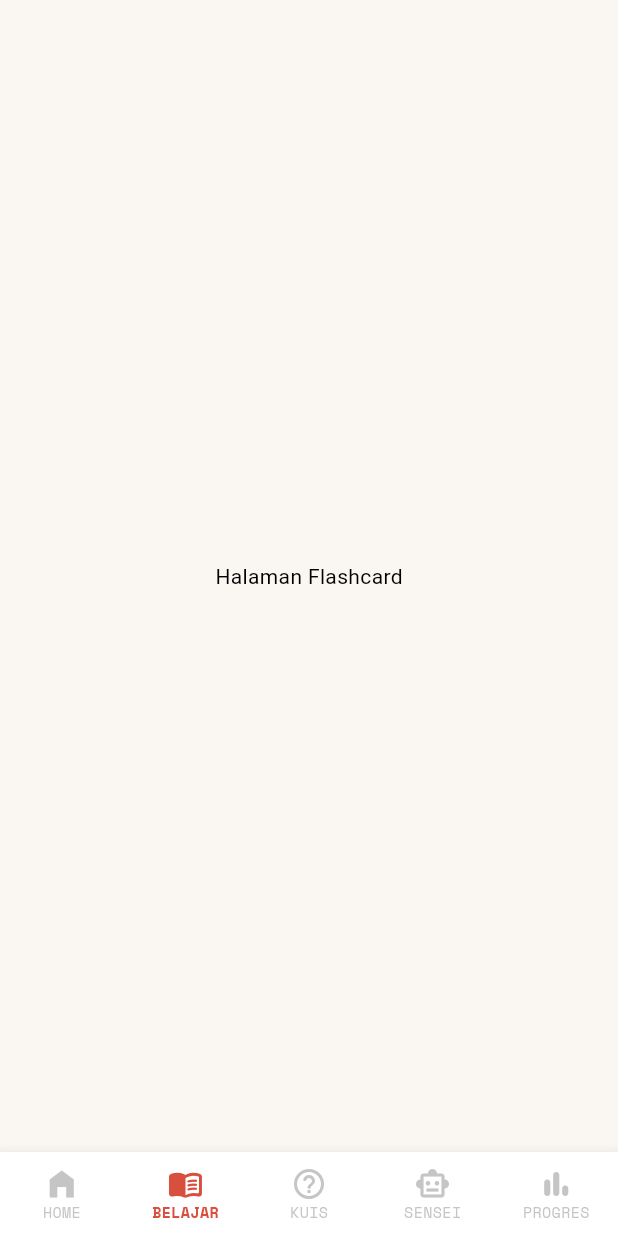
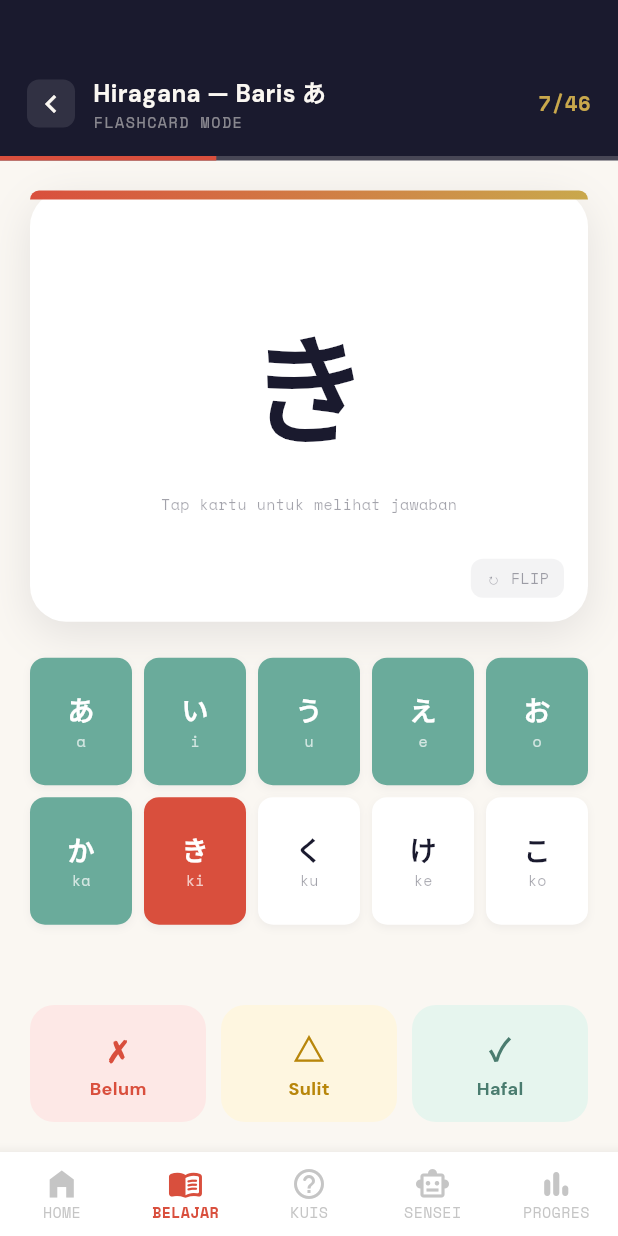
Before and after one commit to arell74/tanoshii-app, a Flutter app: the MainNavigation screen opened directly, item 2 of the bottom bar chosen, on a phone screen of 412 x 824 dp. Run offline on Flutter 3.47's test engine with Material 3 defaults, Android fonts, the phone set to English and light mode, and no system bars; our stand-ins replace google_fonts.

Commit message:
feat: add flashcard screen

```diff
--- /dev/null
+++ b/lib/screens/flashcard/flashcard_screen.dart
@@ -0,0 +1,338 @@
+import 'package:flutter/material.dart';
+import 'package:google_fonts/google_fonts.dart';
+import 'dart:math' as math;
+
+class FlashcardScreen extends StatelessWidget {
+  final VoidCallback? onBack;
+
+  const FlashcardScreen({Key? key, this.onBack}) : super(key: key);
+
+  @override
+  Widget build(BuildContext context) {
+    const Color ink = Color(0xFF1A1A2E);
+    const Color vermillion = Color(0xFFD94F3D);
+    const Color gold = Color(0xFFC9A84C);
+    const Color paper = Color(0xFFFAF7F2);
+    const Color sageLight = Color(0xFF6AAB9B);
+
+    return Scaffold(
+      backgroundColor: paper,
+      body: Column(
+        children: [
+          // ── HEADER SECTION ──
+          Container(
+            color: ink,
+            padding: const EdgeInsets.fromLTRB(18, 50, 18, 16),
+            child: Row(
+              children: [
+                // Tombol Back
+                InkWell(
+                  onTap: onBack,
+                  child: Container(
+                    width: 32,
+                    height: 32,
+                    decoration: BoxDecoration(
+                      color: Colors.white.withOpacity(0.1),
+                      borderRadius: BorderRadius.circular(8),
+                    ),
+                    alignment: Alignment.center,
+                    child: const Icon(Icons.chevron_left, color: paper),
+                  ),
+                ),
+                const SizedBox(width: 12),
+                Expanded(
+                  child: Column(
+                    crossAxisAlignment: CrossAxisAlignment.start,
+                    children: [
+                      Text('Hiragana — Baris あ', style: GoogleFonts.dmSans(color: paper, fontSize: 16, fontWeight: FontWeight.bold)),
+                      Text('FLASHCARD MODE', style: GoogleFonts.spaceMono(color: paper.withOpacity(0.5), fontSize: 10, letterSpacing: 1)),
+                    ],
+                  ),
+                ),
+                Text('7/46', style: GoogleFonts.spaceMono(color: gold, fontSize: 14, fontWeight: FontWeight.bold)),
+              ],
+            ),
+          ),
+          // Progress Bar Header
+          LinearProgressIndicator(
+            value: 0.35,
+            backgroundColor: ink.withOpacity(0.8),
+            valueColor: const AlwaysStoppedAnimation<Color>(vermillion),
+            minHeight: 3,
+          ),
+
+          // ── BODY SECTION ──
+          Expanded(
+            child: Padding(
+              padding: const EdgeInsets.all(20),
+              child: Column(
+                children: [
+                  // 1. FLASHCARD DENGAN ANIMASI FLIP
+                  const Expanded(
+                    flex: 4,
+                    child: FlipCardWidget(
+                      frontChar: 'き',
+                      backRomaji: 'ki',
+                    ),
+                  ),
+                  const SizedBox(height: 24),
+
+                  // 2. KANA GRID (Menampilkan status hafalan)
+                  Expanded(
+                    flex: 3,
+                    child: _buildKanaGrid(ink, vermillion, sageLight),
+                  ),
+                  const SizedBox(height: 16),
+
+                  // 3. ACTION BUTTONS
+                  Row(
+                    children: [
+                      Expanded(child: _buildActionButton('✗', 'Belum', const Color(0xFFFDE8E6), vermillion)),
+                      const SizedBox(width: 10),
+                      Expanded(child: _buildActionButton('△', 'Sulit', const Color(0xFFFEF6E0), const Color(0xFFB8860B))),
+                      const SizedBox(width: 10),
+                      Expanded(child: _buildActionButton('✓', 'Hafal', const Color(0xFFE6F5EE), const Color(0xFF4A7C6F))),
+                    ],
+                  )
+                ],
+              ),
+            ),
+          ),
+        ],
+      ),
+    );
+  }
+
+  // Widget Helper: Kana Grid
+  Widget _buildKanaGrid(Color ink, Color vermillion, Color sageLight) {
+    // Data dummy
+    final List<Map<String, dynamic>> kanaList = [
+      {'k': 'あ', 'r': 'a', 'status': 'done'},
+      {'k': 'い', 'r': 'i', 'status': 'done'},
+      {'k': 'う', 'r': 'u', 'status': 'done'},
+      {'k': 'え', 'r': 'e', 'status': 'done'},
+      {'k': 'お', 'r': 'o', 'status': 'done'},
+      {'k': 'か', 'r': 'ka', 'status': 'done'},
+      {'k': 'き', 'r': 'ki', 'status': 'active'},
+      {'k': 'く', 'r': 'ku', 'status': 'default'},
+      {'k': 'け', 'r': 'ke', 'status': 'default'},
+      {'k': 'こ', 'r': 'ko', 'status': 'default'},
+    ];
+
+    return GridView.builder(
+      physics: const NeverScrollableScrollPhysics(),
+      gridDelegate: const SliverGridDelegateWithFixedCrossAxisCount(
+        crossAxisCount: 5,
+        childAspectRatio: 0.8,
+        crossAxisSpacing: 8,
+        mainAxisSpacing: 8,
+      ),
+      itemCount: kanaList.length,
+      itemBuilder: (context, index) {
+        final item = kanaList[index];
+        Color bgColor = Colors.white;
+        Color textColor = ink;
+        Color romajiColor = ink.withOpacity(0.4);
+
+        if (item['status'] == 'done') {
+          bgColor = sageLight;
+          textColor = Colors.white;
+          romajiColor = Colors.white70;
+        } else if (item['status'] == 'active') {
+          bgColor = vermillion;
+          textColor = Colors.white;
+          romajiColor = Colors.white70;
+        }
+
+        return Container(
+          decoration: BoxDecoration(
+            color: bgColor,
+            borderRadius: BorderRadius.circular(10),
+            boxShadow: [
+              BoxShadow(color: ink.withOpacity(0.05), blurRadius: 4, offset: const Offset(0, 2))
+            ],
+          ),
+          child: Column(
+            mainAxisAlignment: MainAxisAlignment.center,
+            children: [
+              Text(item['k'], style: GoogleFonts.notoSerifJp(fontSize: 18, color: textColor, fontWeight: FontWeight.bold)),
+              Text(item['r'], style: GoogleFonts.spaceMono(fontSize: 10, color: romajiColor)),
+            ],
+          ),
+        );
+      },
+    );
+  }
+
+  // Widget Helper: Action Button
+  Widget _buildActionButton(String icon, String label, Color bgColor, Color textColor) {
+    return Container(
+      padding: const EdgeInsets.symmetric(vertical: 14),
+      decoration: BoxDecoration(
+        color: bgColor,
+        borderRadius: BorderRadius.circular(16),
+      ),
+      child: Column(
+        children: [
+          Text(icon, style: TextStyle(fontSize: 20, color: textColor, fontWeight: FontWeight.bold)),
+          const SizedBox(height: 4),
+          Text(label, style: GoogleFonts.dmSans(fontSize: 12, color: textColor, fontWeight: FontWeight.bold)),
+        ],
+      ),
+    );
+  }
+}
+
+// ────────────────────────────────────────────────────────
+// LOGIKA ANIMASI FLIP 3D KARTU
+// ────────────────────────────────────────────────────────
+class FlipCardWidget extends StatefulWidget {
+  final String frontChar;
+  final String backRomaji;
+
+  const FlipCardWidget({
+    Key? key,
+    required this.frontChar,
+    required this.backRomaji,
+  }) : super(key: key);
+
+  @override
+  State<FlipCardWidget> createState() => _FlipCardWidgetState();
+}
+
+class _FlipCardWidgetState extends State<FlipCardWidget> with SingleTickerProviderStateMixin {
+  late AnimationController _controller;
+  late Animation<double> _animation;
+  bool isFront = true;
+
+  @override
+  void initState() {
+    super.initState();
+    _controller = AnimationController(
+      vsync: this,
+      duration: const Duration(milliseconds: 400), // Durasi balikan kartu
+    );
+    _animation = Tween<double>(begin: 0, end: 1).animate(_controller);
+  }
+
+  @override
+  void dispose() {
+    _controller.dispose();
+    super.dispose();
+  }
+
+  void _toggleCard() {
+    if (_controller.isAnimating) return;
+    if (isFront) {
+      _controller.forward();
+    } else {
+      _controller.reverse();
+    }
+    isFront = !isFront;
+  }
+
+  @override
+  Widget build(BuildContext context) {
+    return GestureDetector(
+      onTap: _toggleCard,
+      child: AnimatedBuilder(
+        animation: _animation,
+        builder: (context, child) {
+          // Putaran sudut (menggunakan pi dari dart:math)
+          final angle = _animation.value * math.pi;
+          // Matrix 3D untuk efek kedalaman
+          final transform = Matrix4.identity()
+            ..setEntry(3, 2, 0.001) // perspective
+            ..rotateY(angle);
+
+          // Cek apakah kartu sudah lewat dari 90 derajat
+          final isBackVisible = angle >= (math.pi / 2);
+
+          return Transform(
+            transform: transform,
+            alignment: Alignment.center,
+            child: isBackVisible
+                ? Transform(
+                    // Harus di-rotate lagi agar tulisan belakang tidak terbalik (mirror)
+                    transform: Matrix4.identity()..rotateY(math.pi),
+                    alignment: Alignment.center,
+                    child: _buildCardFace(isFrontFace: false),
+                  )
+                : _buildCardFace(isFrontFace: true),
+          );
+        },
+      ),
+    );
+  }
+
+  Widget _buildCardFace({required bool isFrontFace}) {
+    const Color vermillion = Color(0xFFD94F3D);
+    const Color gold = Color(0xFFC9A84C);
+
+    return Container(
+      width: double.infinity,
+      decoration: BoxDecoration(
+        color: Colors.white,
+        borderRadius: BorderRadius.circular(24),
+        boxShadow: [
+          BoxShadow(
+            color: const Color(0xFF1A1A2E).withOpacity(0.1),
+            blurRadius: 24,
+            offset: const Offset(0, 8),
+          )
+        ],
+      ),
+      child: Stack(
+        children: [
+          // Garis atas kartu
+          Positioned(
+            top: 0, left: 0, right: 0,
+            child: Container(
+              height: 6,
+              decoration: const BoxDecoration(
+                gradient: LinearGradient(colors: [vermillion, gold]),
+                borderRadius: BorderRadius.vertical(top: Radius.circular(24)),
+              ),
+            ),
+          ),
+          // Isi Konten Kartu
+          Center(
+            child: Column(
+              mainAxisAlignment: MainAxisAlignment.center,
+              children: [
+                Text(
+                  isFrontFace ? widget.frontChar : widget.backRomaji,
+                  style: GoogleFonts.notoSerifJp(
+                    fontSize: isFrontFace ? 80 : 64,
+                    fontWeight: FontWeight.bold,
+                    color: const Color(0xFF1A1A2E),
+                  ),
+                ),
+                const SizedBox(height: 16),
+                Text(
+                  isFrontFace ? 'Tap kartu untuk melihat jawaban' : 'Cara bacanya adalah ${widget.backRomaji}',
+                  style: GoogleFonts.spaceMono(
+                    fontSize: 10,
+                    color: const Color(0xFF1A1A2E).withOpacity(0.4),
+                  ),
+                ),
+              ],
+            ),
+          ),
+          // Indikator Rotate di pojok
+          Positioned(
+            bottom: 16, right: 16,
+            child: Container(
+              padding: const EdgeInsets.symmetric(horizontal: 10, vertical: 6),
+              decoration: BoxDecoration(
+                color: const Color(0xFF1A1A2E).withOpacity(0.05),
+                borderRadius: BorderRadius.circular(8),
+              ),
+              child: Text('↻ FLIP', style: GoogleFonts.spaceMono(fontSize: 10, color: const Color(0xFF1A1A2E).withOpacity(0.4))),
+            ),
+          )
+        ],
+      ),
+    );
+  }
+}
--- a/lib/screens/main_navigation.dart
+++ b/lib/screens/main_navigation.dart
@@ -1,5 +1,6 @@
 import 'package:flutter/material.dart';
 import 'package:google_fonts/google_fonts.dart';
+import 'package:tanoshii_app/screens/flashcard/flashcard_screen.dart';
 import 'home/home_screen.dart';
 
 class MainNavigation extends StatefulWidget {
@@ -23,7 +24,13 @@ class _MainNavigationState extends State<MainNavigation> {
     final List<Widget> pages = [
       const HomeScreen(),
 
-      const Center(child: Text('Halaman Flashcard')),
+      FlashcardScreen(
+        onBack: () {
+          setState(() {
+            _selectedIndex = 0;
+          });
+        },
+      ),
       const Center(child: Text('Halaman Quiz')),
       const Center(child: Text('Halaman Chat AI')),
       const Center(child: Text('Halaman Progres')),
```
Also changed, not shown: 1 other file.
